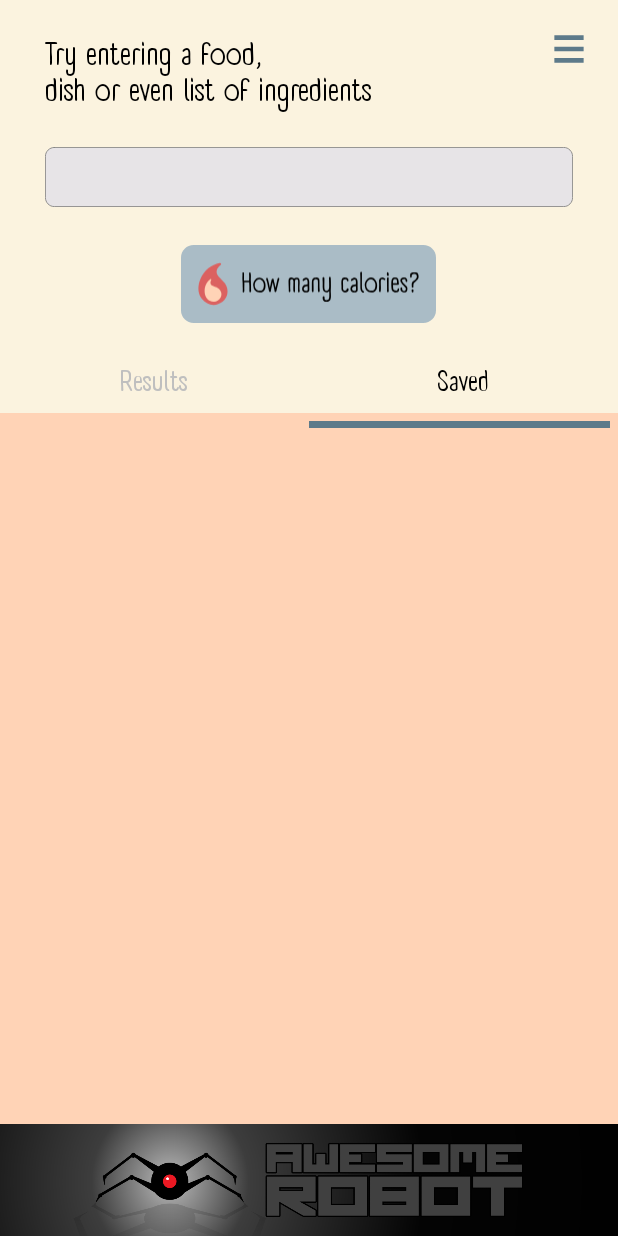
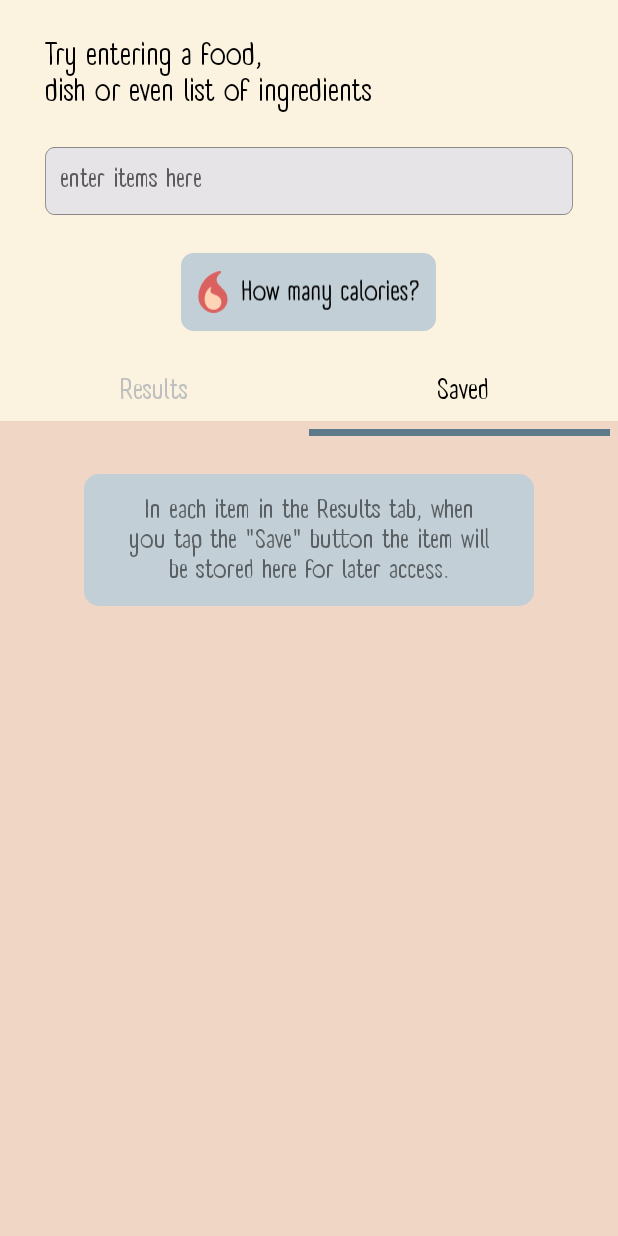
Before and after one commit to AlcirSaraiva/How_Many_Calories, an Android app: the screen it shows after launch (MainActivity), after a tap on "Saved", on a phone screen of 412 x 824 dp. Run offline under Robolectric (Android 15) with nearby library versions, the phone set to English and light mode, and no system bars; our stand-ins replace AdMob; libraries missing offline, so code that uses them is left out: com.android.billingclient, com.google.firebase.crashlytics; 5 statements that could not run were skipped.

Commit message:
ENTER key detection; empty field; info message for empty Results and empty Saved

```diff
--- a/app/build.gradle.kts
+++ b/app/build.gradle.kts
@@ -10,8 +10,8 @@ android {
         applicationId = "com.awesome.howmanycalories"
         minSdk = 24
         targetSdk = 34
-        versionCode = 1
-        versionName = "1.0"
+        versionCode = 101
+        versionName = "1.01"
 
         testInstrumentationRunner = "androidx.test.runner.AndroidJUnitRunner"
     }
--- a/app/src/main/java/com/awesome/howmanycalories/MainActivity.java
+++ b/app/src/main/java/com/awesome/howmanycalories/MainActivity.java
@@ -31,6 +31,9 @@ import android.net.Uri;
 import android.os.Bundle;
 import android.os.Handler;
 import android.os.StrictMode;
+import android.text.Editable;
+import android.text.TextWatcher;
+import android.text.method.KeyListener;
 import android.util.DisplayMetrics;
 import android.view.KeyEvent;
 import android.view.LayoutInflater;
@@ -138,10 +141,11 @@ public class MainActivity extends AppCompatActivity {
     private DisplayMetrics displayMetrics;
     private String TAG = "AppTag: ";
     private boolean adDebug = true;
-    private String[] queryAnswerRaw, savedContentTemp;
+    private String[] answers, saved, savedTemp;
     private boolean timeToBuildAnswer = false, showInfo = false;
     private String filesPath, saveFile = "data.txt";
     private String infoMessage = "";
+    private boolean firstRelease = true;
 
     // ui
     private RelativeLayout rootView, contentView, splashScreen;
@@ -194,6 +198,10 @@ public class MainActivity extends AppCompatActivity {
         assignViews();
         assignViewListeners();
         assignFonts();
+
+        infoTextView.setText(getText(R.string.results_empty));
+
+        checkFirstRelease();
 
         showBottomBanner();
 
@@ -250,11 +258,13 @@ public class MainActivity extends AppCompatActivity {
             timeToBuildAnswer = false;
             buildAnswer();
             showResults();
+            question.clearFocus();
         }
         if (showInfo) {
             showInfo = false;
             infoScreen.setVisibility(View.VISIBLE);
             infoTextView.setText(infoMessage);
+            question.clearFocus();
         }
     }
 
@@ -277,23 +287,23 @@ public class MainActivity extends AppCompatActivity {
     }
 
     private void buildAnswer() {
-        savedContentTemp = readFile().split("\n");
-        AnswerListAdapter answerListAdapter = new AnswerListAdapter(context, R.layout.answer_list, queryAnswerRaw);
+        savedTemp = readFile().split("\n");
+        AnswerListAdapter answerListAdapter = new AnswerListAdapter(context, R.layout.answer_list, answers);
         answerListView.setAdapter(answerListAdapter);
     }
 
     private void buildSaved() {
-        String[] temp = readFile().split("\n");
-        ArrayList<String> newTemp = new ArrayList<String>();
+        saved = readFile().split("\n");
+        ArrayList<String> temp = new ArrayList<String>();
 
-        for (String s : temp) {
-            if (!s.isEmpty()) newTemp.add(s);
+        for (String s : saved) {
+            if (!s.isEmpty()) temp.add(s);
         }
-        temp = newTemp.toArray(new String[newTemp.size()]);
+        saved = temp.toArray(new String[temp.size()]);
 
-        Collections.reverse(Arrays.asList(temp));
+        Collections.reverse(Arrays.asList(saved));
 
-        SavedListAdapter savedListAdapter = new SavedListAdapter(context, R.layout.saved_list, temp);
+        SavedListAdapter savedListAdapter = new SavedListAdapter(context, R.layout.saved_list, saved);
         savedListView.setAdapter(savedListAdapter);
     }
 
@@ -366,8 +376,8 @@ public class MainActivity extends AppCompatActivity {
                 }
 
                 boolean found = false;
-                for (int i = 0; i < savedContentTemp.length; i ++) {
-                    if (savedContentTemp[i].contains(answerRaw[position])) {
+                for (int i = 0; i < savedTemp.length; i ++) {
+                    if (savedTemp[i].contains(answerRaw[position])) {
                         saveButton.setText(getString(R.string.saved));
                         saveButton.setTextColor(getColor(R.color.primary_1));
                         found = true;
@@ -437,21 +447,26 @@ public class MainActivity extends AppCompatActivity {
                     @Override
                     public void onClick(View v) {
                         int index = -1;
-                        if (queryAnswerRaw != null && queryAnswerRaw.length != 0) {
-                            for (int i = 0; i < queryAnswerRaw.length; i ++) {
-                                if (queryAnswerRaw[i].contains(savedRaw[position])) {
+                        if (answers != null) {
+                            if (answers.length != 0) {
+                                for (int i = 0; i < answers.length; i ++) {
+                                    if (answers[i].contains(savedRaw[position])) {
                                         index = i;
                                     }
                                 }
                                 if (index == -1) {
-                                ArrayList<String> tempItems = new ArrayList<>(Arrays.asList(queryAnswerRaw));
+                                    ArrayList<String> tempItems = new ArrayList<>(Arrays.asList(answers));
                                     tempItems.add(savedRaw[position]);
-                                queryAnswerRaw = tempItems.toArray(new String[0]);
-                                index = queryAnswerRaw.length - 1;
+                                    answers = tempItems.toArray(new String[0]);
+                                    index = answers.length - 1;
                                 }
                             } else {
-                            queryAnswerRaw = new String[1];
-                            queryAnswerRaw[0] = savedRaw[position];
+                                answers = new String[1];
+                                answers[0] = savedRaw[position];
+                            }
+                        } else {
+                            answers = new String[1];
+                            answers[0] = savedRaw[position];
                         }
 
                         buildAnswer();
@@ -466,21 +481,26 @@ public class MainActivity extends AppCompatActivity {
                     @Override
                     public void onClick(View v) {
                         int index = -1;
-                        if (queryAnswerRaw != null && queryAnswerRaw.length != 0) {
-                            for (int i = 0; i < queryAnswerRaw.length; i ++) {
-                                if (queryAnswerRaw[i].contains(savedRaw[position])) {
+                        if (answers != null) {
+                            if (answers.length != 0) {
+                                for (int i = 0; i < answers.length; i ++) {
+                                    if (answers[i].contains(savedRaw[position])) {
                                         index = i;
                                     }
                                 }
                                 if (index == -1) {
-                                ArrayList<String> tempItems = new ArrayList<>(Arrays.asList(queryAnswerRaw));
+                                    ArrayList<String> tempItems = new ArrayList<>(Arrays.asList(answers));
                                     tempItems.add(savedRaw[position]);
-                                queryAnswerRaw = tempItems.toArray(new String[0]);
-                                index = queryAnswerRaw.length - 1;
+                                    answers = tempItems.toArray(new String[0]);
+                                    index = answers.length - 1;
                                 }
                             } else {
-                            queryAnswerRaw = new String[1];
-                            queryAnswerRaw[0] = savedRaw[position];
+                                answers = new String[1];
+                                answers[0] = savedRaw[position];
+                            }
+                        } else {
+                            answers = new String[1];
+                            answers[0] = savedRaw[position];
                         }
 
                         buildAnswer();
@@ -495,8 +515,9 @@ public class MainActivity extends AppCompatActivity {
                     @Override
                     public void onClick(View v) {
                         deleteFromFile(savedRaw[position]);
-                        buildSaved();
-                        if (queryAnswerRaw != null) buildAnswer();
+                        showSaved();
+                        if (answers != null) buildAnswer();
+
                     }
                 });
             } catch (Exception e) {
@@ -571,13 +592,7 @@ public class MainActivity extends AppCompatActivity {
         questionButton.setOnClickListener(new View.OnClickListener() {
             @Override
             public void onClick(View v) {
-                ExecutorService executor = Executors.newSingleThreadExecutor();
-                executor.execute(new Runnable() {
-                    @Override
-                    public void run() {
                 queryCalories();
-                    }
-                });
             }
         });
         resultsButton.setOnClickListener(new View.OnClickListener() {
@@ -598,6 +613,15 @@ public class MainActivity extends AppCompatActivity {
                 openSettings();
             }
         });
+        question.setOnKeyListener(new View.OnKeyListener() {
+            public boolean onKey(View v, int keyCode, KeyEvent event) {
+                if (event.getAction() == KeyEvent.ACTION_DOWN && keyCode == KeyEvent.KEYCODE_ENTER) {
+                    queryCalories();
+                    return true;
+                }
+                return false;
+            }
+        });
     }
 
     private void assignFonts() {
@@ -607,6 +631,7 @@ public class MainActivity extends AppCompatActivity {
         resultsButton.setTypeface(typeRegular);
         savedButton.setTypeface(typeRegular);
         infoTextView.setTypeface(typeRegular);
+        question.setTypeface(typeRegular);
     }
 
     private void fadeOutAndHideImage(final View view) {
@@ -649,6 +674,8 @@ public class MainActivity extends AppCompatActivity {
     }
 
     private void showResults() {
+        if (answers != null) {
+            if (answers.length != 0) {
                 infoScreen.setVisibility(View.GONE);
                 answerListView.setVisibility(View.VISIBLE);
                 savedListView.setVisibility(View.GONE);
@@ -656,9 +683,32 @@ public class MainActivity extends AppCompatActivity {
                 savedButton.setTextColor(getColor(R.color.grey_button_text));
                 resultsButtonUnderline.setBackgroundColor(getColor(R.color.primary));
                 savedButtonUnderline.setBackgroundColor(getColor(R.color.transparent));
+            } else {
+                infoScreen.setVisibility(View.VISIBLE);
+                answerListView.setVisibility(View.GONE);
+                savedListView.setVisibility(View.GONE);
+                resultsButton.setTextColor(getColor(R.color.black));
+                savedButton.setTextColor(getColor(R.color.grey_button_text));
+                resultsButtonUnderline.setBackgroundColor(getColor(R.color.primary));
+                savedButtonUnderline.setBackgroundColor(getColor(R.color.transparent));
+                infoTextView.setText(getText(R.string.results_empty));
+            }
+        } else {
+            infoScreen.setVisibility(View.VISIBLE);
+            answerListView.setVisibility(View.GONE);
+            savedListView.setVisibility(View.GONE);
+            resultsButton.setTextColor(getColor(R.color.black));
+            savedButton.setTextColor(getColor(R.color.grey_button_text));
+            resultsButtonUnderline.setBackgroundColor(getColor(R.color.primary));
+            savedButtonUnderline.setBackgroundColor(getColor(R.color.transparent));
+            infoTextView.setText(getText(R.string.results_empty));
+        }
     }
 
     private void showSaved() {
+        buildSaved();
+        if (saved != null) {
+            if (saved.length != 0) {
                 infoScreen.setVisibility(View.GONE);
                 answerListView.setVisibility(View.GONE);
                 savedListView.setVisibility(View.VISIBLE);
@@ -666,7 +716,26 @@ public class MainActivity extends AppCompatActivity {
                 savedButton.setTextColor(getColor(R.color.black));
                 resultsButtonUnderline.setBackgroundColor(getColor(R.color.transparent));
                 savedButtonUnderline.setBackgroundColor(getColor(R.color.primary));
-        buildSaved();
+            } else {
+                infoScreen.setVisibility(View.VISIBLE);
+                answerListView.setVisibility(View.GONE);
+                savedListView.setVisibility(View.GONE);
+                resultsButton.setTextColor(getColor(R.color.grey_button_text));
+                savedButton.setTextColor(getColor(R.color.black));
+                resultsButtonUnderline.setBackgroundColor(getColor(R.color.transparent));
+                savedButtonUnderline.setBackgroundColor(getColor(R.color.primary));
+                infoTextView.setText(getText(R.string.saved_empty));
+            }
+        } else {
+            infoScreen.setVisibility(View.VISIBLE);
+            answerListView.setVisibility(View.GONE);
+            savedListView.setVisibility(View.GONE);
+            resultsButton.setTextColor(getColor(R.color.grey_button_text));
+            savedButton.setTextColor(getColor(R.color.black));
+            resultsButtonUnderline.setBackgroundColor(getColor(R.color.transparent));
+            savedButtonUnderline.setBackgroundColor(getColor(R.color.primary));
+            infoTextView.setText(getText(R.string.saved_empty));
+        }
     }
 
     private void openSettings() {
@@ -677,6 +746,14 @@ public class MainActivity extends AppCompatActivity {
     private void closeSettings() {
         settingsScreen.setVisibility(View.GONE);
         mainScreen.setVisibility(View.VISIBLE);
+    }
+
+    private void checkFirstRelease() {
+        if (firstRelease) {
+            buttonSettings.setVisibility(View.GONE);
+            showAds = false;
+            fullVersionUpdateUI = true;
+        }
     }
 
     // IO
@@ -785,6 +862,10 @@ public class MainActivity extends AppCompatActivity {
     }
 
     private void queryCalories() {
+        ExecutorService executor = Executors.newSingleThreadExecutor();
+        executor.execute(new Runnable() {
+            @Override
+            public void run() {
                 infoMessage = getString(R.string.working);
                 showInfo = true;
                 String questionText = question.getText().toString();
@@ -806,9 +887,9 @@ public class MainActivity extends AppCompatActivity {
                             JSONArray jArray = jObject.getJSONArray("items");
                             JSONObject item;
 
-                    queryAnswerRaw = new String[jArray.length()];
+                            answers = new String[jArray.length()];
 
-                    if (queryAnswerRaw.length == 0) {
+                            if (answers.length == 0) {
                                 infoMessage = getString(R.string.not_found);
                                 showInfo = true;
                             }
@@ -816,7 +897,7 @@ public class MainActivity extends AppCompatActivity {
                             for (int i = 0; i < jArray.length(); i ++) {
                                 item = jArray.getJSONObject(i);
 
-                        queryAnswerRaw[i] = item.getString("name") + "," +
+                                answers[i] = item.getString("name") + "," +
                                         item.getString("calories") + "," +
                                         item.getString("serving_size_g") + "," +
                                         item.getString("sugar_g") + "," +
@@ -839,7 +920,12 @@ public class MainActivity extends AppCompatActivity {
                         showInfo = true;
                         System.out.println(TAG + "{queryCalories} " + e.getMessage());
                     }
+                } else {
+                    infoMessage = getString(R.string.empty);
+                    showInfo = true;
                 }
+            }
+        });
     }
 
     // Ads
--- a/app/src/main/res/layout/activity_main.xml
+++ b/app/src/main/res/layout/activity_main.xml
@@ -72,17 +72,18 @@
                 <EditText
                     android:id="@+id/question"
                     android:layout_width="match_parent"
-                    android:layout_height="40dp"
+                    android:layout_height="45dp"
                     android:layout_marginTop="10dp"
                     android:layout_marginStart="30dp"
                     android:layout_marginEnd="30dp"
                     android:minHeight="45dp"
                     android:inputType="text|textCapSentences"
-                    android:gravity="start"
+                    android:gravity="start|center_vertical"
                     android:textColor="@color/black"
                     android:background="@drawable/input"
                     android:padding="10dp"
-                    android:textSize="14sp"
+                    android:textSize="@dimen/minimum_text_size"
+                    android:hint="@string/enter_items_here"
                     android:layout_marginBottom="@dimen/margin_little"/>
 
                 <ImageButton
@@ -168,8 +169,7 @@
                 android:layout_width="match_parent"
                 android:layout_height="match_parent"
                 android:orientation="vertical"
-                android:background="@color/secondary"
-                android:visibility="gone">
+                android:background="@color/secondary">
 
                 <TextView
                     android:id="@+id/info_text_view"
@@ -177,15 +177,15 @@
                     android:layout_height="wrap_content"
                     android:maxWidth="300dp"
                     android:maxLines="15"
-                    android:text="info"
-                    android:textSize="@dimen/info_size"
+                    android:textSize="@dimen/minimum_text_size"
                     android:background="@drawable/answer_bg"
                     android:layout_gravity="center"
                     android:layout_marginTop="20dp"
                     android:paddingTop="10dp"
                     android:paddingBottom="10dp"
                     android:paddingStart="30dp"
-                    android:paddingEnd="30dp"/>
+                    android:paddingEnd="30dp"
+                    android:gravity="center"/>
 
             </LinearLayout>
 
@@ -195,7 +195,8 @@
                 android:layout_height="match_parent"
                 android:background="@color/secondary"
                 android:divider="@color/transparent"
-                android:scrollbarStyle="outsideInset"/>
+                android:scrollbarStyle="outsideInset"
+                android:visibility="gone"/>
 
             <ListView
                 android:id="@+id/saved_list_view"
--- a/app/src/main/res/values/colors.xml
+++ b/app/src/main/res/values/colors.xml
@@ -12,11 +12,11 @@
 
     <color name="primary">#5d7a8a</color>
     <color name="primary_accent">#ecc25e</color>
-    <color name="secondary">#ffd3b6</color>
+    <color name="secondary">#f0d6c5</color>
     <color name="alert">#db6160</color>
     <color name="ice">#cdc6cd</color>
 
-    <color name="primary_1">#aabcc6</color>
+    <color name="primary_1">#c2cfd6</color>
     <color name="primary_accent_1">#f5e0ad</color>
     <color name="secondary_1">#ffe9db</color>
     <color name="alert_1">#edb0b0</color>
--- a/app/src/main/res/values/dimensions.xml
+++ b/app/src/main/res/values/dimensions.xml
@@ -43,6 +43,6 @@
     <dimen name="calories_size_saved_card">18sp</dimen>
     <dimen name="info_size_answer_card">20sp</dimen>
     <dimen name="subscribe_size_answer_card">18sp</dimen>
-    <dimen name="info_size">16sp</dimen>
+    <dimen name="minimum_text_size">18sp</dimen>
 
 </resources>
--- a/app/src/main/res/values/strings.xml
+++ b/app/src/main/res/values/strings.xml
@@ -28,4 +28,9 @@
     <string name="working">Working…</string>
     <string name="not_found">Not found :(</string>
     <string name="something_wrong">Something went wrong :(</string>
+
+    <string name="results_empty">After entering a food, dish or ingredients in the field above and tapping the \"How many calories?\" button, the results will show here.</string>
+    <string name="saved_empty">In each item in the Results tab, when you tap the \"Save\" button the item will be stored here for later access.</string>
+    <string name="enter_items_here">enter items here</string>
+
 </resources>
```
Lines whose indentation alone changed are shown as unchanged.
